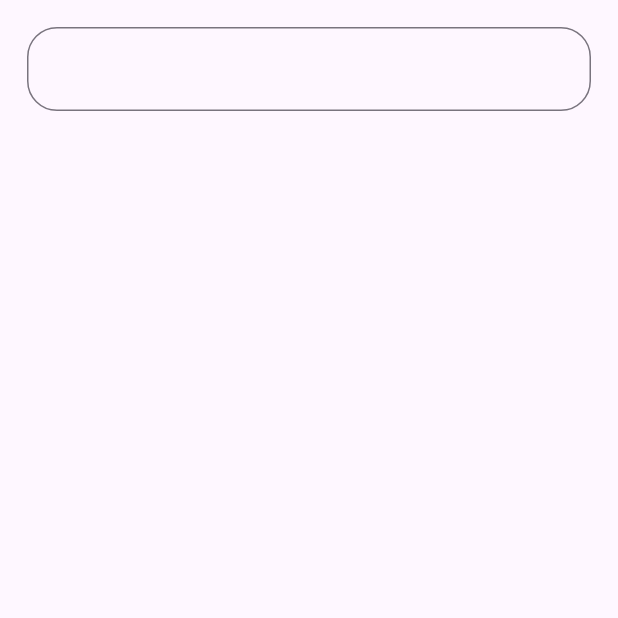
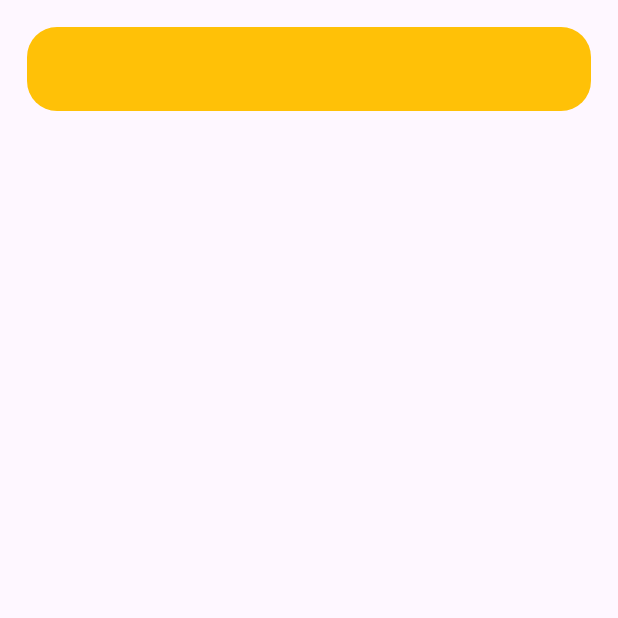
Before and after one commit to sohasara/E-Commerce-App, a Flutter app: the HomePage screen opened directly, on a phone screen of 412 x 824 dp, the top half of it. Run offline on Flutter 3.47's test engine with Material 3 defaults, Android fonts, the phone set to English and light mode, and no system bars; our stand-ins replace flutter_riverpod.

Commit message:
add styling

```diff
--- a/lib/feature/presentation/pages/home_page.dart
+++ b/lib/feature/presentation/pages/home_page.dart
@@ -12,7 +12,10 @@ class HomePage extends StatelessWidget {
           children: [
             TextField(
               decoration: InputDecoration(
+                filled: true,
+                fillColor: Colors.amber,
                 border: OutlineInputBorder(
+                  borderSide: BorderSide.none,
                   borderRadius: BorderRadius.all(
                     Radius.circular(20),
                   ),
```
